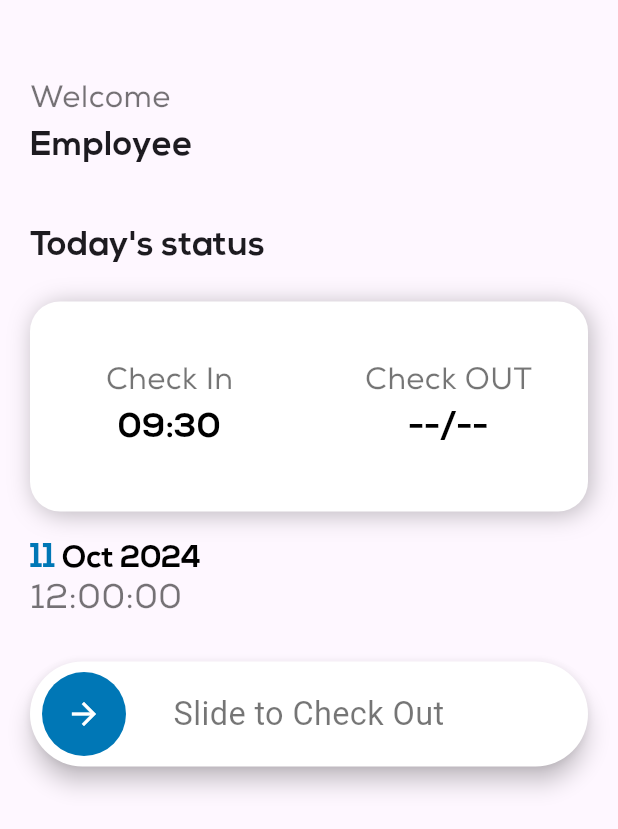
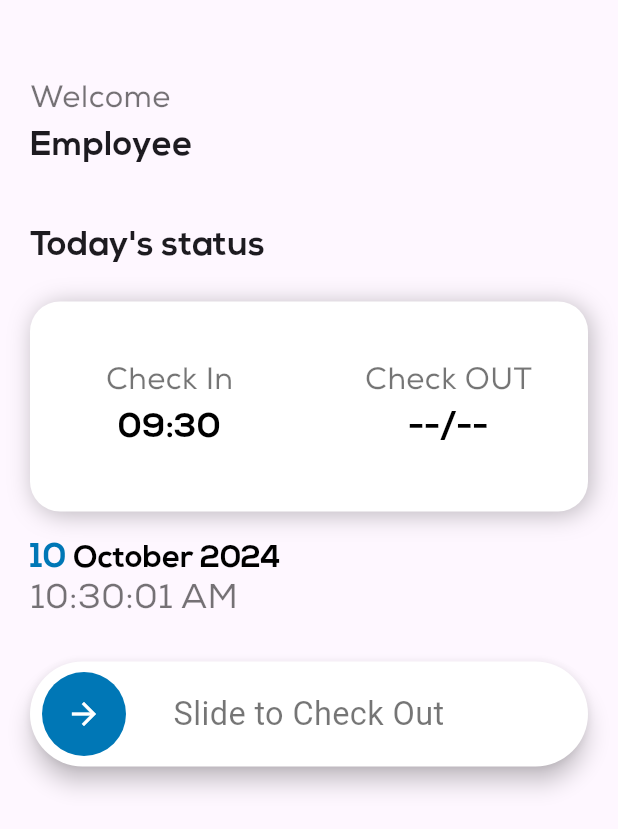
Before and after one commit to ranty97/hourly-app, a Flutter app: the CheckScreen screen opened directly, on a phone screen of 412 x 824 dp. Shown: the top 829 px of the screen. Run offline on Flutter 3.47's test engine with Material 3 defaults, Android fonts, the phone set to English and light mode, and no system bars; drawn by our look-alikes of slide_to_act; our stand-ins replace cloud_firestore, firebase_core, flutter_keyboard_visibility, font_awesome_flutter, shared_preferences; accounts and stored records are empty.

Commit message:
save login state, real time for checkscreen, user model

```diff
--- a/lib/checkscreen.dart
+++ b/lib/checkscreen.dart
@@ -1,5 +1,8 @@
 import 'package:flutter/material.dart';
+import 'package:intl/intl.dart';
 import 'package:slide_to_act/slide_to_act.dart';
+
+import 'model/user.dart';
 
 class CheckScreen extends StatefulWidget {
   const CheckScreen({super.key});
@@ -39,7 +42,7 @@ class _CheckScreenState extends State<CheckScreen> {
             Container(
               alignment: Alignment.centerLeft,
               child: Text(
-                "Employee",
+                "Employee ${User.username}",
                 style: TextStyle(
                   fontFamily: "Nexa Bold",
                   fontSize: screenWidth / 18,
@@ -129,7 +132,7 @@ class _CheckScreenState extends State<CheckScreen> {
               margin: const EdgeInsets.only(top: 20),
               child: RichText(
                   text: TextSpan(
-                    text: "11 ",
+                    text: "${DateTime.now().day} ",
                     style: TextStyle(
                       color: primary,
                       fontSize: screenWidth / 18,
@@ -137,7 +140,7 @@ class _CheckScreenState extends State<CheckScreen> {
                     ),
                     children: [
                       TextSpan(
-                        text: "Oct 2024",
+                        text: DateFormat('MMMM yyyy').format(DateTime.now()),
                         style: TextStyle(
                           color: Colors.black,
                           fontSize: screenWidth / 20,
@@ -148,16 +151,21 @@ class _CheckScreenState extends State<CheckScreen> {
                   ),
               ),
             ),
-            Container(
+            StreamBuilder(
+              stream: Stream.periodic(const Duration(seconds: 1)),
+              builder: (context, snapshot) {
+                return Container(
                   alignment: Alignment.centerLeft,
                   child: Text(
-                "12:00:00",
+                    DateFormat('hh:mm:ss a').format(DateTime.now()),
                     style: TextStyle(
                         fontFamily: "Nexa Regular",
                         fontSize: screenWidth / 18 ,
                         color: Colors.black54
                     ),
                   ),
+                );
+              }
             ),
             Container(
               margin: const EdgeInsets.only(top: 24),
@@ -175,8 +183,8 @@ class _CheckScreenState extends State<CheckScreen> {
                       innerColor: primary,
                       key: key,
                       onSubmit: () {
-                        key.currentState?.reset();
-                        return null;
+                        print(DateFormat('mm:hh').format(DateTime.now()));
+
                       },
                     );
                   },
--- a/lib/homescreen.dart
+++ b/lib/homescreen.dart
@@ -16,7 +16,7 @@ class _HomeScreenState extends State<HomeScreen> {
   double screenWidth = 0;
 
   Color primary = const Color(0xFF0077B6);
-  int currentIndex = 0;
+  int currentIndex = 1;
 
   List<IconData> navigationIcons = [
     FontAwesomeIcons.calendarDay,
--- /dev/null
+++ b/lib/model/user.dart
@@ -0,0 +1,3 @@
+class User {
+  static String username = " ";
+}
```
Also changed, not shown: lib/loginscreen.dart (+10 -2 lines), lib/main.dart (+59 -1 lines). Lines whose indentation alone changed are shown as unchanged.
